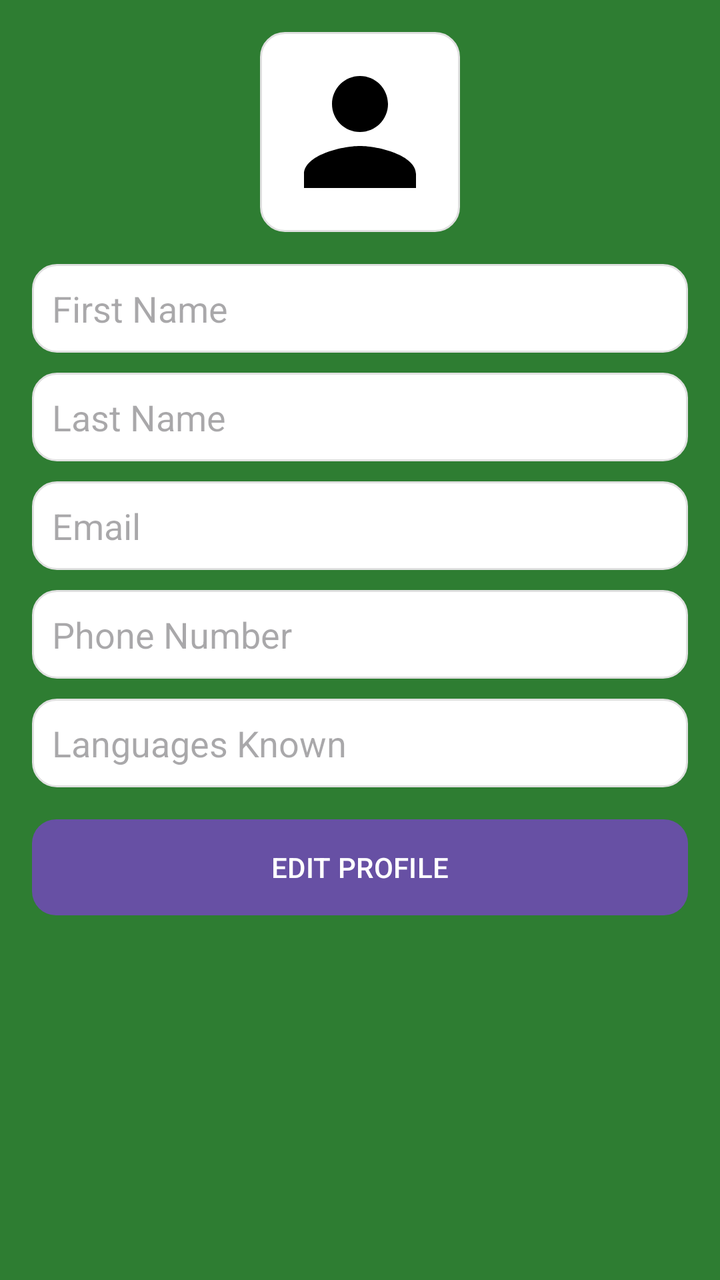
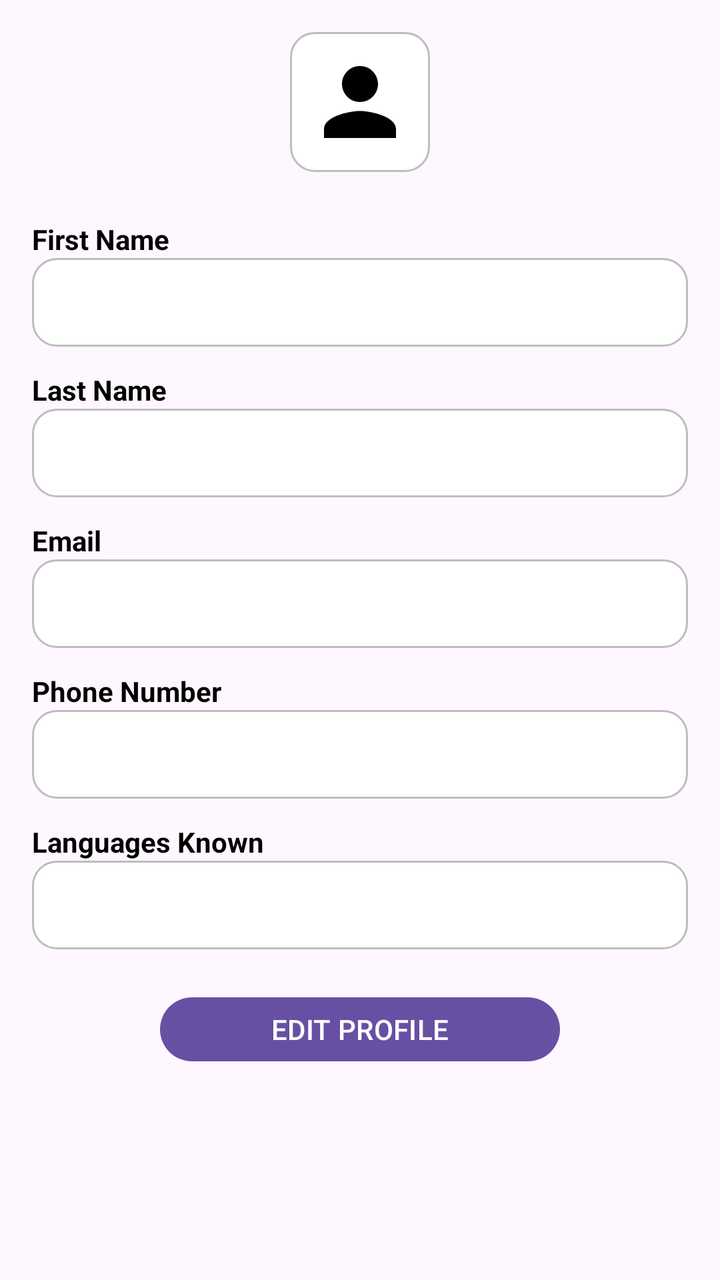

An Android layout rendered at two revisions. The XML below is the earlier revision; the diff shows what the commit changed to produce the second picture.
<!-- AndroidManifest.xml: application theme Theme.HireBridge -->
<!-- res/layout/fragment_profile.xml -->
<?xml version="1.0" encoding="utf-8"?>
<ScrollView xmlns:android="http://schemas.android.com/apk/res/android"
    android:layout_width="match_parent"
    android:layout_height="match_parent"
    android:background="@color/green">

    <LinearLayout
        android:orientation="vertical"
        android:layout_width="match_parent"
        android:layout_height="wrap_content"
        android:padding="16dp"
        android:gravity="center_horizontal">

        
        <ImageView
            android:id="@+id/imgProfile"
            android:layout_width="100dp"
            android:layout_height="100dp"
            android:src="@drawable/ic_person"
            android:background="@drawable/bg_white_rounded"
            android:scaleType="centerCrop"
            android:layout_marginBottom="16dp"/>

        
        <EditText
            android:id="@+id/etFirstName"
            android:layout_width="match_parent"
            android:layout_height="wrap_content"
            android:background="@drawable/bg_white_rounded"
            android:hint="First Name"
            android:padding="10dp"
            android:enabled="false"/>

        
        <EditText
            android:id="@+id/etLastName"
            android:layout_width="match_parent"
            android:layout_height="wrap_content"
            android:background="@drawable/bg_white_rounded"
            android:hint="Last Name"
            android:padding="10dp"
            android:enabled="false"
            android:layout_marginTop="10dp"/>

        
        <EditText
            android:id="@+id/etEmail"
            android:layout_width="match_parent"
            android:layout_height="wrap_content"
            android:background="@drawable/bg_white_rounded"
            android:hint="Email"
            android:padding="10dp"
            android:enabled="false"
            android:layout_marginTop="10dp"/>

        
        <EditText
            android:id="@+id/etPhone"
            android:layout_width="match_parent"
            android:layout_height="wrap_content"
            android:background="@drawable/bg_white_rounded"
            android:hint="Phone Number"
            android:padding="10dp"
            android:enabled="false"
            android:layout_marginTop="10dp"/>

        
        <EditText
            android:id="@+id/etLanguages"
            android:layout_width="match_parent"
            android:layout_height="wrap_content"
            android:background="@drawable/bg_white_rounded"
            android:hint="Languages Known"
            android:padding="10dp"
            android:enabled="false"
            android:layout_marginTop="10dp"/>

        
        <Button
            android:id="@+id/btnEditProfile"
            android:layout_width="match_parent"
            android:layout_height="wrap_content"
            android:text="EDIT PROFILE"
            android:background="@drawable/bg_green_rounded"
            android:textColor="@android:color/white"
            android:layout_marginTop="16dp"/>
    </LinearLayout>
</ScrollView>
<!-- resources referenced by this layout -->
<resources>
  <color name="green">#2E7D32</color>
  <!-- drawable bg_green_rounded (drawable) -->
  <?xml version="1.0" encoding="utf-8"?>
  <shape xmlns:android="http://schemas.android.com/apk/res/android"
      android:shape="rectangle">
  
      
      <solid android:color="#2E7D32"/> 
  
      
      <corners android:radius="12dp"/>
  
      
      <padding
          android:left="8dp"
          android:top="4dp"
          android:right="8dp"
          android:bottom="4dp"/>
  </shape>
  <!-- drawable bg_white_rounded (drawable) -->
  <?xml version="1.0" encoding="utf-8"?>
  <shape xmlns:android="http://schemas.android.com/apk/res/android"
      android:shape="rectangle">
  
      
      <solid android:color="@android:color/white" />
  
      
      <corners android:radius="12dp" />
  
      
      <padding
          android:bottom="8dp"
          android:left="8dp"
          android:right="8dp"
          android:top="8dp" />
  
      
      <stroke
          android:width="1dp"
          android:color="#E0E0E0" />
  
  </shape>
  <!-- drawable ic_person (drawable) -->
  <vector xmlns:android="http://schemas.android.com/apk/res/android"
      android:width="24dp"
      android:height="24dp"
      android:viewportWidth="24"
      android:viewportHeight="24">
  
      <path
          android:fillColor="#FF000000"
          android:pathData="M12,12c2.21,0 4,-1.79 4,-4s-1.79,-4 -4,-4 -4,1.79 -4,4 1.79,4 4,4zM12,14c-2.67,0 -8,1.34 -8,4v2h16v-2c0,-2.66 -5.33,-4 -8,-4z"/>
  </vector>
  <style name="Theme.HireBridge" parent="Base.Theme.HireBridge" />
  <style name="Base.Theme.HireBridge" parent="Theme.Material3.DayNight.NoActionBar">
          
          
      </style>
</resources>

<!-- the commit's change to res/layout/fragment_profile.xml (unified diff, before → after) -->
@@ -1,8 +1,7 @@
 <?xml version="1.0" encoding="utf-8"?>
 <ScrollView xmlns:android="http://schemas.android.com/apk/res/android"
     android:layout_width="match_parent"
-    android:layout_height="match_parent"
-    android:background="@color/green">
+    android:layout_height="match_parent">
 
     <LinearLayout
         android:orientation="vertical"
@@ -14,75 +13,105 @@
         
         <ImageView
             android:id="@+id/imgProfile"
-            android:layout_width="100dp"
-            android:layout_height="100dp"
+            android:layout_width="70dp"
+            android:layout_height="70dp"
             android:src="@drawable/ic_person"
             android:background="@drawable/bg_white_rounded"
             android:scaleType="centerCrop"
             android:layout_marginBottom="16dp"/>
 
         
+        <TextView
+            android:layout_width="match_parent"
+            android:layout_height="wrap_content"
+            android:text="First Name"
+            android:textColor="@android:color/black"
+            android:textStyle="bold"
+            android:layout_marginTop="8dp"/>
+
         <EditText
             android:id="@+id/etFirstName"
             android:layout_width="match_parent"
             android:layout_height="wrap_content"
             android:background="@drawable/bg_white_rounded"
-            android:hint="First Name"
             android:padding="10dp"
             android:enabled="false"/>
 
         
+        <TextView
+            android:layout_width="match_parent"
+            android:layout_height="wrap_content"
+            android:text="Last Name"
+            android:textColor="@android:color/black"
+            android:textStyle="bold"
+            android:layout_marginTop="12dp"/>
+
         <EditText
             android:id="@+id/etLastName"
             android:layout_width="match_parent"
             android:layout_height="wrap_content"
             android:background="@drawable/bg_white_rounded"
-            android:hint="Last Name"
             android:padding="10dp"
-            android:enabled="false"
-            android:layout_marginTop="10dp"/>
+            android:enabled="false"/>
 
         
+        <TextView
+            android:layout_width="match_parent"
+            android:layout_height="wrap_content"
+            android:text="Email"
+            android:textColor="@android:color/black"
+            android:textStyle="bold"
+            android:layout_marginTop="12dp"/>
+
         <EditText
             android:id="@+id/etEmail"
             android:layout_width="match_parent"
             android:layout_height="wrap_content"
             android:background="@drawable/bg_white_rounded"
-            android:hint="Email"
             android:padding="10dp"
-            android:enabled="false"
-            android:layout_marginTop="10dp"/>
+            android:enabled="false"/>
 
         
+        <TextView
+            android:layout_width="match_parent"
+            android:layout_height="wrap_content"
+            android:text="Phone Number"
+            android:textColor="@android:color/black"
+            android:textStyle="bold"
+            android:layout_marginTop="12dp"/>
+
         <EditText
             android:id="@+id/etPhone"
             android:layout_width="match_parent"
             android:layout_height="wrap_content"
             android:background="@drawable/bg_white_rounded"
-            android:hint="Phone Number"
             android:padding="10dp"
-            android:enabled="false"
-            android:layout_marginTop="10dp"/>
+            android:enabled="false"/>
 
         
+        <TextView
+            android:layout_width="match_parent"
+            android:layout_height="wrap_content"
+            android:text="Languages Known"
+            android:textColor="@android:color/black"
+            android:textStyle="bold"
+            android:layout_marginTop="12dp"/>
+
         <EditText
             android:id="@+id/etLanguages"
             android:layout_width="match_parent"
             android:layout_height="wrap_content"
             android:background="@drawable/bg_white_rounded"
-            android:hint="Languages Known"
             android:padding="10dp"
-            android:enabled="false"
-            android:layout_marginTop="10dp"/>
+            android:enabled="false"/>
 
         
         <Button
             android:id="@+id/btnEditProfile"
-            android:layout_width="match_parent"
-            android:layout_height="wrap_content"
+            android:layout_width="200dp"
+            android:layout_height="40dp"
             android:text="EDIT PROFILE"
-            android:background="@drawable/bg_green_rounded"
             android:textColor="@android:color/white"
-            android:layout_marginTop="16dp"/>
+            android:layout_marginTop="20dp"/>
     </LinearLayout>
 </ScrollView>
<!-- resource entries referenced after the edit -->
@@ -1,24 +1,5 @@
 <!-- resources referenced by this layout -->
 <resources>
-  <color name="green">#2E7D32</color>
-  <!-- drawable bg_green_rounded (drawable) -->
-  <?xml version="1.0" encoding="utf-8"?>
-  <shape xmlns:android="http://schemas.android.com/apk/res/android"
-      android:shape="rectangle">
-  
-      
-      <solid android:color="#2E7D32"/> 
-  
-      
-      <corners android:radius="12dp"/>
-  
-      
-      <padding
-          android:left="8dp"
-          android:top="4dp"
-          android:right="8dp"
-          android:bottom="4dp"/>
-  </shape>
   <!-- drawable bg_white_rounded (drawable) -->
   <?xml version="1.0" encoding="utf-8"?>
   <shape xmlns:android="http://schemas.android.com/apk/res/android"
@@ -40,7 +21,7 @@
       
       <stroke
           android:width="1dp"
-          android:color="#E0E0E0" />
+          android:color="#BDBDBD" /> 
   
   </shape>
   <!-- drawable ic_person (drawable) -->
